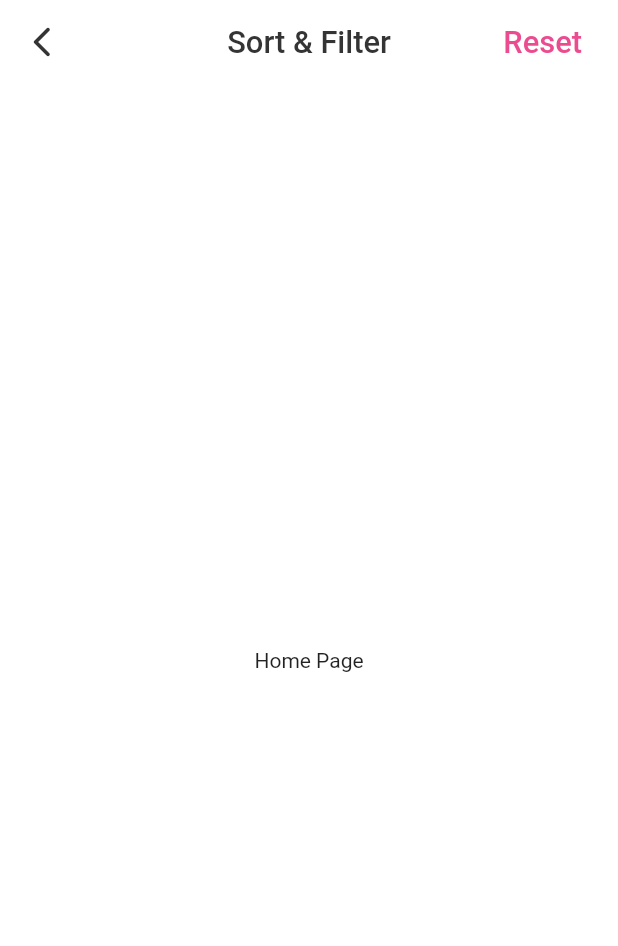
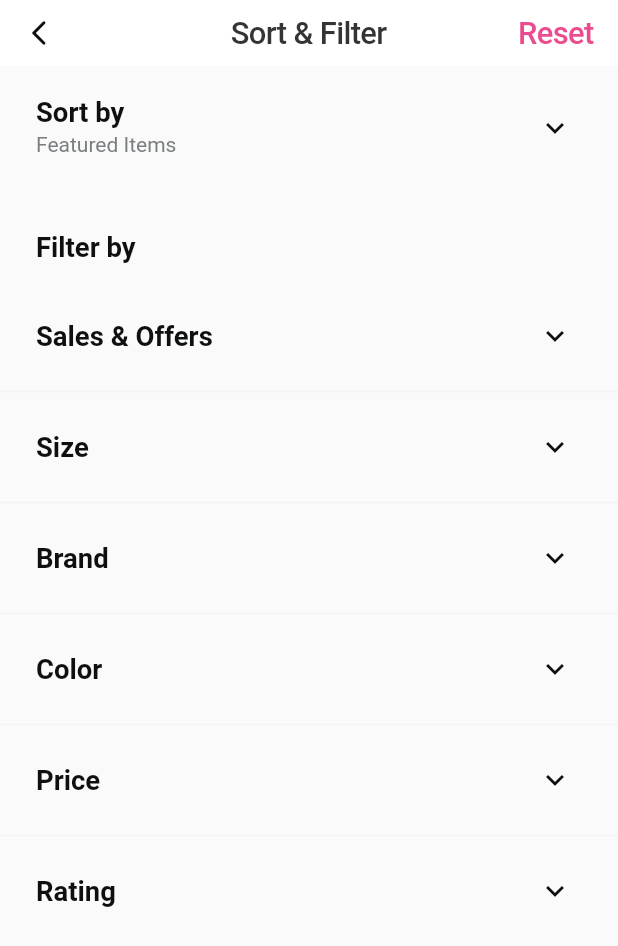
Before and after one commit to AntonioJoaquin/prueba_nutritienda, a Flutter app: the screen it shows after launch, on a phone screen of 412 x 824 dp. Shown: the top 946 px of the screen. Run offline on Flutter 3.47's test engine with Material 2 defaults, Android fonts, the phone set to English and light mode, and no system bars; our stand-ins replace flutter_screenutil, get_it, injectable.

Commit message:
#1- Add filter options

```diff
--- a/lib/view/src/common/palette.dart
+++ b/lib/view/src/common/palette.dart
@@ -4,5 +4,11 @@ abstract class Palette {
   static Color white = const Color(0xFFFFFFFF);
 
   static Color primaryColor = const Color(0xFFEB4C8F);
-  static Color textColor = const Color(0xFF343434);
+
+  static Color appBarTextColor = const Color(0xFF343434);
+  static Color titleTextColor = const Color(0xFF0E0F0F);
+  static Color subTitleTextColor = const Color(0xFF7A7E80);
+
+  static Color dividerColor = const Color(0xFFF2F4F5);
+  static Color iconColor = const Color(0xFF0E0F0F);
 }
--- /dev/null
+++ b/lib/view/src/pages/home/filter_option.dart
@@ -0,0 +1,8 @@
+import 'package:flutter/widgets.dart';
+
+class FilterOption {
+  final String title;
+  final Widget child;
+
+  FilterOption(this.title, this.child);
+}
--- a/lib/view/src/pages/home/home_page.dart
+++ b/lib/view/src/pages/home/home_page.dart
@@ -1,30 +1,80 @@
+import 'package:flutter/cupertino.dart';
 import 'package:flutter/material.dart';
 import 'package:flutter_screenutil/flutter_screenutil.dart';
 
 import '../../common/palette.dart';
+import 'filter_option.dart';
 
 class HomePage extends StatelessWidget {
-  const HomePage({Key? key}) : super(key: key);
+  HomePage({Key? key}) : super(key: key);
+
+  final _options = <FilterOption>[
+    FilterOption('Sales & Offers', const SizedBox.shrink()),
+    FilterOption('Size', const SizedBox.shrink()),
+    FilterOption('Brand', const SizedBox.shrink()),
+    FilterOption('Color', const SizedBox.shrink()),
+    FilterOption('Price', const SizedBox.shrink()),
+    FilterOption('Rating', const SizedBox.shrink()),
+  ];
 
   @override
   Widget build(BuildContext context) {
-    return Scaffold(
-      appBar: _buildAppBar(),
-      body: const Center(
-        child: Text('Home Page'),
+    return CupertinoPageScaffold(
+      navigationBar: _buildNavigationBar(),
+      child: SafeArea(
+        child: Material(
+          child: Column(
+            crossAxisAlignment: CrossAxisAlignment.start,
+            children: [
+              const _FilterOptionTile(
+                title: 'Sort by',
+                subtitle: 'Featured Items',
+              ),
+              const SizedBox(height: 28.0),
+              Padding(
+                padding: const EdgeInsets.only(left: 24.0),
+                child: Text(
+                  'Filter by',
+                  style: TextStyle(
+                    fontSize: 16.sp,
+                    fontWeight: FontWeight.w700,
+                    color: Palette.titleTextColor,
+                  ),
+                ),
+              ),
+              const SizedBox(height: 16.0),
+              ListView.separated(
+                shrinkWrap: true,
+                itemBuilder: (_, index) => _FilterOptionTile(
+                  title: _options[index].title,
+                ),
+                separatorBuilder: (_, __) =>
+                    const Divider(height: 8.0, thickness: 1.0),
+                itemCount: _options.length,
+              ),
+            ],
+          ),
+        ),
       ),
     );
   }
 
-  AppBar _buildAppBar() => AppBar(
+  CupertinoNavigationBar _buildNavigationBar() => CupertinoNavigationBar(
         automaticallyImplyLeading: false,
-        leading: const Icon(Icons.arrow_back_ios_new_rounded),
-        title: const Text('Sort & Filter'),
-        actions: [
-          Center(
-            child: Padding(
-              padding: const EdgeInsets.only(right: 24.0),
-              child: Text(
+        leading: Icon(
+          Icons.arrow_back_ios_new_rounded,
+          size: 20.0,
+          color: Palette.iconColor,
+        ),
+        middle: Text(
+          'Sort & Filter',
+          style: TextStyle(
+            fontSize: 18.sp,
+            fontWeight: FontWeight.w500,
+            color: Palette.appBarTextColor,
+          ),
+        ),
+        trailing: Text(
           'Reset',
           style: TextStyle(
             fontSize: 18.sp,
@@ -32,8 +82,38 @@ class HomePage extends StatelessWidget {
             color: Palette.primaryColor,
           ),
         ),
+      );
+}
+
+class _FilterOptionTile extends StatelessWidget {
+  const _FilterOptionTile({
+    required this.title,
+    this.subtitle,
+    Key? key,
+  }) : super(key: key);
+
+  final String title;
+  final String? subtitle;
+
+  @override
+  Widget build(BuildContext context) {
+    return ExpansionTile(
+      title: Text(
+        title,
+        style: TextStyle(
+          fontSize: 16.sp,
+          fontWeight: FontWeight.w700,
+          color: Palette.titleTextColor,
         ),
       ),
-        ],
+      subtitle: subtitle != null
+          ? Text(
+              subtitle!,
+              style: TextStyle(
+                color: Palette.subTitleTextColor,
+              ),
+            )
+          : null,
     );
   }
+}
--- a/lib/view/src/utils/router.dart
+++ b/lib/view/src/utils/router.dart
@@ -15,7 +15,7 @@ abstract class AppRouter {
         return _fadeRoute(const SplashPage(), splashRoute);
 
       default:
-        return _fadeRoute(const HomePage(), homeRoute);
+        return _fadeRoute(HomePage(), homeRoute);
     }
   }
 
--- a/lib/view/view.dart
+++ b/lib/view/view.dart
@@ -1,5 +1,4 @@
 import 'package:flutter/material.dart';
-import 'package:flutter_screenutil/flutter_screenutil.dart';
 
 import 'src/common/palette.dart';
 import 'src/utils/router.dart';
@@ -14,17 +13,12 @@ abstract class View {
   // Theme
   static ThemeData get theme => ThemeData(
         primaryColor: Palette.primaryColor,
+        dividerColor: Palette.dividerColor,
         scaffoldBackgroundColor: Palette.white,
-        appBarTheme: AppBarTheme(
-          titleTextStyle: TextStyle(
-            fontSize: 18.sp,
-            fontWeight: FontWeight.w500,
-            color: Palette.textColor,
-          ),
-          centerTitle: true,
-          color: Palette.white,
-          elevation: .0,
-          iconTheme: IconThemeData(color: Palette.textColor),
+        expansionTileTheme: ExpansionTileThemeData(
+          tilePadding: const EdgeInsets.fromLTRB(24.0, 4.0, 30.0, 4.0),
+          iconColor: Palette.iconColor,
+          collapsedIconColor: Palette.iconColor,
         ),
       );
 }
```
Lines whose indentation alone changed are shown as unchanged.
